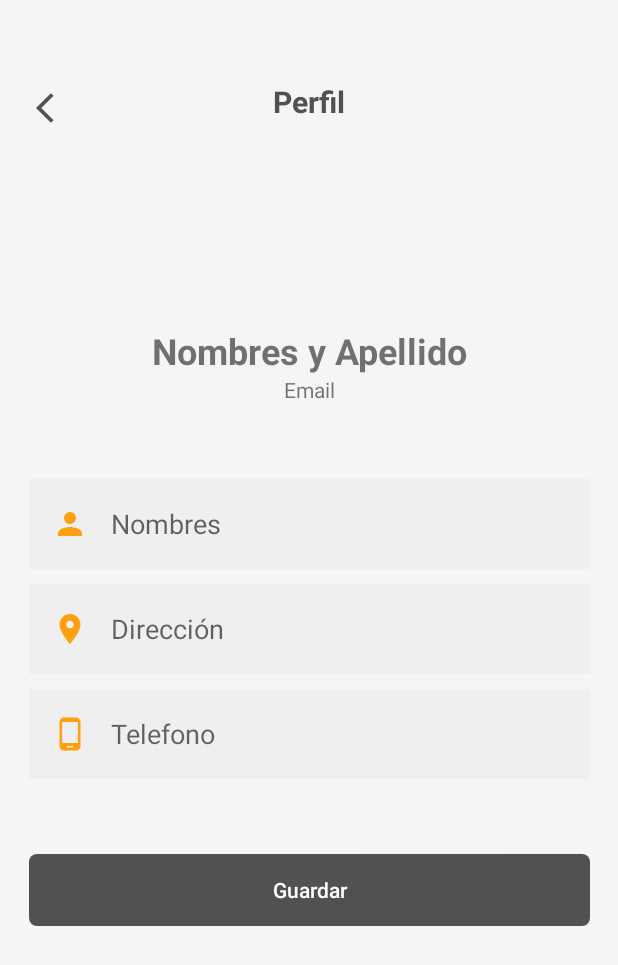
After one commit to richardtabaresb/Fasty, an Android app: the datospersonales screen opened directly, with no data from a screen before it, on a phone screen of 412 x 824 dp. The commit adds this screen. Shown: the top 965 px of the screen. Run offline under Robolectric (Android 15) with nearby library versions, the phone set to English and light mode, and no system bars.

Commit message:
Diseño de datospersonales_view.xml y uso de fuente externa en logo splash.xml

```diff
--- a/app/src/main/AndroidManifest.xml
+++ b/app/src/main/AndroidManifest.xml
@@ -9,7 +9,8 @@
         android:roundIcon="@mipmap/ic_launcher_round"
         android:supportsRtl="true"
         android:theme="@style/Theme.AppCompat.Light.NoActionBar">
-        <activity android:name=".registro"></activity>
+        <activity android:name=".datospersonales"></activity>
+        <activity android:name=".registro" />
         <activity android:name=".MainActivity">
             <intent-filter>
                 <action android:name="android.intent.action.MAIN" />
--- /dev/null
+++ b/app/src/main/java/bezzier/fasty/datospersonales.kt
@@ -0,0 +1,11 @@
+package bezzier.fasty
+
+import androidx.appcompat.app.AppCompatActivity
+import android.os.Bundle
+
+class datospersonales : AppCompatActivity() {
+    override fun onCreate(savedInstanceState: Bundle?) {
+        super.onCreate(savedInstanceState)
+        setContentView(R.layout.datospersonales_view)
+    }
+}
--- /dev/null
+++ b/app/src/main/res/drawable/atras.xml
@@ -0,0 +1,5 @@
+<vector android:height="24dp" android:tint="#515151"
+    android:viewportHeight="24" android:viewportWidth="24"
+    android:width="24dp" xmlns:android="http://schemas.android.com/apk/res/android">
+    <path android:fillColor="@android:color/black" android:pathData="M11.67,3.87L9.9,2.1 0,12l9.9,9.9 1.77,-1.77L3.54,12z"/>
+</vector>
--- /dev/null
+++ b/app/src/main/res/drawable/direccion.xml
@@ -0,0 +1,5 @@
+<vector android:height="24dp" android:tint="#FFA012"
+    android:viewportHeight="24" android:viewportWidth="24"
+    android:width="24dp" xmlns:android="http://schemas.android.com/apk/res/android">
+    <path android:fillColor="@android:color/white" android:pathData="M12,2C8.13,2 5,5.13 5,9c0,5.25 7,13 7,13s7,-7.75 7,-13c0,-3.87 -3.13,-7 -7,-7zM12,11.5c-1.38,0 -2.5,-1.12 -2.5,-2.5s1.12,-2.5 2.5,-2.5 2.5,1.12 2.5,2.5 -1.12,2.5 -2.5,2.5z"/>
+</vector>
--- /dev/null
+++ b/app/src/main/res/drawable/telefono.xml
@@ -0,0 +1,5 @@
+<vector android:height="24dp" android:tint="#FFA012"
+    android:viewportHeight="24" android:viewportWidth="24"
+    android:width="24dp" xmlns:android="http://schemas.android.com/apk/res/android">
+    <path android:fillColor="@android:color/white" android:pathData="M16,1L8,1C6.34,1 5,2.34 5,4v16c0,1.66 1.34,3 3,3h8c1.66,0 3,-1.34 3,-3L19,4c0,-1.66 -1.34,-3 -3,-3zM14,21h-4v-1h4v1zM17.25,18L6.75,18L6.75,4h10.5v14z"/>
+</vector>
--- /dev/null
+++ b/app/src/main/res/drawable/user.xml
@@ -0,0 +1,5 @@
+<vector android:height="24dp" android:tint="#FFA012"
+    android:viewportHeight="24" android:viewportWidth="24"
+    android:width="24dp" xmlns:android="http://schemas.android.com/apk/res/android">
+    <path android:fillColor="@android:color/white" android:pathData="M12,12c2.21,0 4,-1.79 4,-4s-1.79,-4 -4,-4 -4,1.79 -4,4 1.79,4 4,4zM12,14c-2.67,0 -8,1.34 -8,4v2h16v-2c0,-2.66 -5.33,-4 -8,-4z"/>
+</vector>
--- /dev/null
+++ b/app/src/main/res/layout/datospersonales_view.xml
@@ -0,0 +1,152 @@
+<?xml version="1.0" encoding="utf-8"?>
+<androidx.constraintlayout.widget.ConstraintLayout xmlns:android="http://schemas.android.com/apk/res/android"
+    xmlns:app="http://schemas.android.com/apk/res-auto"
+    xmlns:tools="http://schemas.android.com/tools"
+    android:layout_width="match_parent"
+    android:layout_height="match_parent"
+    android:background="@color/fondoColor"
+    tools:context=".datospersonales">
+
+    <ImageView
+        android:id="@+id/atras"
+        android:layout_width="wrap_content"
+        android:layout_height="wrap_content"
+        android:layout_marginStart="24dp"
+        app:layout_constraintBottom_toTopOf="@+id/linearLayout"
+        app:layout_constraintEnd_toStartOf="@+id/perfilTitulo"
+        app:layout_constraintHorizontal_bias="0.0"
+        app:layout_constraintStart_toStartOf="parent"
+        app:layout_constraintTop_toTopOf="parent"
+        app:layout_constraintVertical_bias="0.328"
+        app:srcCompat="@drawable/atras" />
+
+    <TextView
+        android:id="@+id/perfilTitulo"
+        android:layout_width="wrap_content"
+        android:layout_height="wrap_content"
+        android:fontFamily="sans-serif"
+        android:text="Perfil"
+        android:textColor="@color/titulosColor"
+        android:textSize="20dp"
+        android:textStyle="bold"
+        app:layout_constraintBottom_toTopOf="@+id/linearLayout"
+        app:layout_constraintEnd_toEndOf="parent"
+        app:layout_constraintStart_toStartOf="parent"
+        app:layout_constraintTop_toTopOf="parent"
+        app:layout_constraintVertical_bias="0.3" />
+
+    <LinearLayout
+        android:id="@+id/linearLayout"
+        android:layout_width="374dp"
+        android:layout_height="wrap_content"
+        android:orientation="vertical"
+        app:layout_constraintBottom_toBottomOf="parent"
+        app:layout_constraintEnd_toEndOf="parent"
+        app:layout_constraintStart_toStartOf="parent"
+        app:layout_constraintTop_toTopOf="parent">
+
+        <ImageView
+            android:id="@+id/perfil_img"
+            android:layout_width="match_parent"
+            android:layout_height="wrap_content"
+            app:layout_constraintEnd_toEndOf="parent"
+            app:layout_constraintStart_toStartOf="parent"
+            tools:srcCompat="@tools:sample/avatars" />
+
+        <TextView
+            android:id="@+id/nombres_lbl"
+            android:layout_width="match_parent"
+            android:layout_height="wrap_content"
+            android:paddingTop="10dp"
+            android:text="Nombres y Apellido"
+            android:textAlignment="center"
+            android:textSize="24dp"
+            android:textStyle="bold" />
+
+        <TextView
+            android:id="@+id/mail_lbl"
+            android:layout_width="match_parent"
+            android:layout_height="wrap_content"
+            android:paddingBottom="50dp"
+            android:text="Email"
+            android:textAlignment="center" />
+
+        <EditText
+            android:id="@+id/nombres_txt"
+            android:layout_width="match_parent"
+            android:layout_height="60dp"
+            android:background="@color/camposColor"
+            android:drawableLeft="@drawable/user"
+            android:drawablePadding="15dp"
+            android:ems="10"
+            android:hint="Nombres"
+            android:inputType="text"
+            android:padding="15dp" />
+
+        <EditText
+            android:id="@+id/direccion_txt"
+            android:layout_width="match_parent"
+            android:layout_height="60dp"
+            android:layout_marginTop="10dp"
+            android:background="@color/camposColor"
+            android:drawableLeft="@drawable/direccion"
+            android:drawablePadding="15dp"
+            android:ems="10"
+            android:hint="Dirección"
+            android:inputType="text"
+            android:padding="15dp" />
+
+        <EditText
+            android:id="@+id/telefono_txt"
+            android:layout_width="match_parent"
+            android:layout_height="60dp"
+            android:layout_marginTop="10dp"
+            android:background="@color/camposColor"
+            android:drawableLeft="@drawable/telefono"
+            android:drawablePadding="15dp"
+            android:ems="10"
+            android:hint="Telefono"
+            android:inputType="phone"
+            android:padding="15dp" />
+
+        <Button
+            android:id="@+id/registrar_Btn"
+            android:layout_width="match_parent"
+            android:layout_height="wrap_content"
+            android:layout_marginTop="50dp"
+            android:background="@drawable/bordes_redondos_btn"
+            android:text="Guardar"
+            android:textAllCaps="false"
+            android:textColor="@color/white" />
+
+    </LinearLayout>
+
+    <androidx.constraintlayout.widget.Guideline
+        android:id="@+id/guideline2"
+        android:layout_width="wrap_content"
+        android:layout_height="wrap_content"
+        android:orientation="vertical"
+        app:layout_constraintGuide_begin="20dp" />
+
+    <androidx.constraintlayout.widget.Guideline
+        android:id="@+id/guideline3"
+        android:layout_width="wrap_content"
+        android:layout_height="wrap_content"
+        android:orientation="vertical"
+        app:layout_constraintGuide_end="20dp" />
+
+    <androidx.constraintlayout.widget.Guideline
+        android:id="@+id/guideline4"
+        android:layout_width="wrap_content"
+        android:layout_height="wrap_content"
+        android:orientation="horizontal"
+        app:layout_constraintGuide_begin="20dp" />
+
+    <androidx.constraintlayout.widget.Guideline
+        android:id="@+id/guideline5"
+        android:layout_width="wrap_content"
+        android:layout_height="wrap_content"
+        android:orientation="horizontal"
+        app:layout_constraintGuide_end="20dp" />
+
+</androidx.constraintlayout.widget.ConstraintLayout>
--- a/app/src/main/res/layout/registro_view.xml
+++ b/app/src/main/res/layout/registro_view.xml
@@ -24,7 +24,7 @@
 
     <LinearLayout
         android:id="@+id/linearLayout"
-        android:layout_width="357dp"
+        android:layout_width="374dp"
         android:layout_height="wrap_content"
         android:orientation="vertical"
         app:layout_constraintBottom_toBottomOf="parent"
@@ -92,4 +92,19 @@
         app:layout_constraintBottom_toBottomOf="parent"
         app:layout_constraintEnd_toEndOf="parent"
         app:layout_constraintStart_toStartOf="parent" />
+
+    <androidx.constraintlayout.widget.Guideline
+        android:id="@+id/guideline2"
+        android:layout_width="wrap_content"
+        android:layout_height="wrap_content"
+        android:orientation="vertical"
+        app:layout_constraintGuide_begin="20dp" />
+
+    <androidx.constraintlayout.widget.Guideline
+        android:id="@+id/guideline3"
+        android:layout_width="wrap_content"
+        android:layout_height="wrap_content"
+        android:orientation="vertical"
+        app:layout_constraintGuide_end="20dp" />
+
 </androidx.constraintlayout.widget.ConstraintLayout>
--- a/app/src/main/res/layout/splash.xml
+++ b/app/src/main/res/layout/splash.xml
@@ -6,14 +6,16 @@
     android:layout_height="match_parent"
     android:background="@color/primarioColor">
 
-
-    <ImageView
-        android:id="@+id/logoFasty"
+    <TextView
+        android:id="@+id/fastyLogo"
         android:layout_width="wrap_content"
         android:layout_height="wrap_content"
+        android:text="Fasty"
+        android:fontFamily="@font/historiaScript"
+        android:textSize="70dp"
+        android:textColor="@color/white"
         app:layout_constraintBottom_toBottomOf="parent"
         app:layout_constraintEnd_toEndOf="parent"
         app:layout_constraintStart_toStartOf="parent"
-        app:layout_constraintTop_toTopOf="parent"
-        app:srcCompat="@android:drawable/ic_menu_gallery" />
+        app:layout_constraintTop_toTopOf="parent" />
 </androidx.constraintlayout.widget.ConstraintLayout>
```
Also changed, not shown: app/src/main/res/font/historiaScript.ttf (added).
